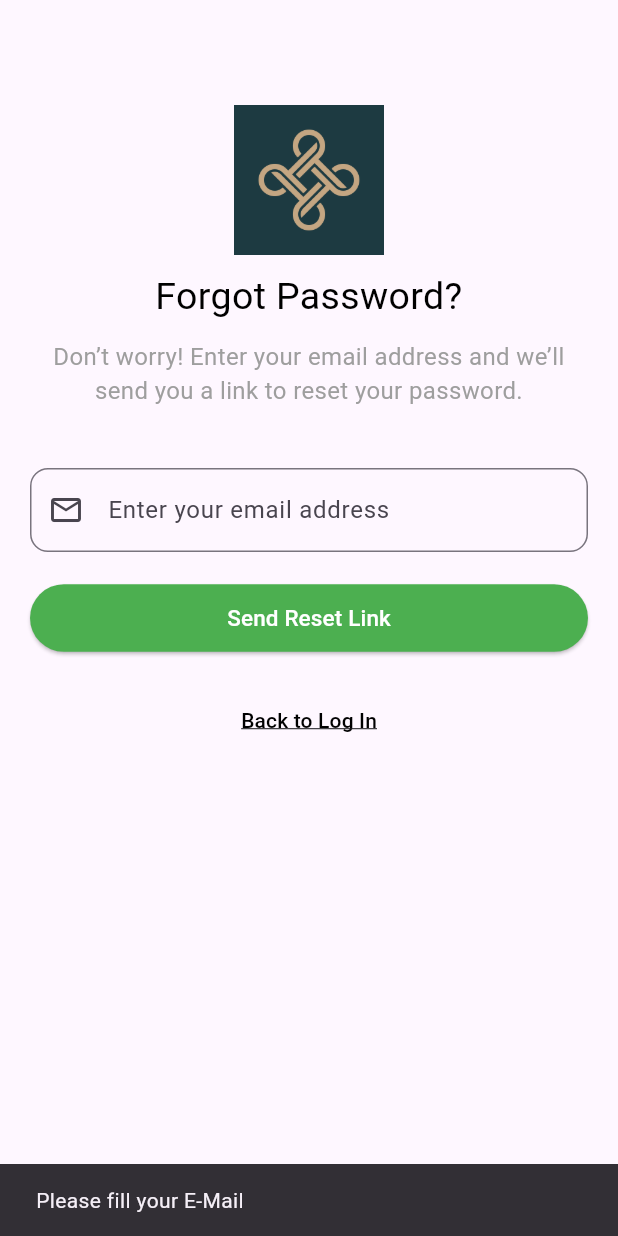
After one commit to Lena-sites/ubulla-hotel-apps, a Flutter app: the ForgotPasswordPage screen opened directly, after a tap on "Send Reset Link", on a phone screen of 412 x 824 dp. The commit adds this screen. Run offline on Flutter 3.47's test engine with Material 3 defaults, Android fonts, the phone set to English and light mode, and no system bars; our stand-ins replace shared_preferences, supabase_flutter; accounts and stored records are empty.

Commit message:
fitur forgot password
Co-authored-by: lv-sites <elvianti.825240128.stu.untar.ac.id>

```diff
--- a/lib/services/auth_service.dart
+++ b/lib/services/auth_service.dart
@@ -1,19 +1,23 @@
 import 'package:supabase_flutter/supabase_flutter.dart';
 
+//all proses authentication diatur ama backend dari supabase
 //Memanggil Google OAuth melalui Supabase
 //Membuka proses login Google
 //Mengarahkan pengguna kembali ke Flutter Web setelah autentikasi (sudah tersetting juga di Supabasenya)
 class AuthService {
   final supabase = Supabase.instance.client;
 
-  Future<void> signInWithGoogle() async {
+  //login dengan google
+  Future<void> loginWithGoogle() async {
     await supabase.auth.signInWithOAuth(
       OAuthProvider.google,
       redirectTo: 'http://localhost:5000',
     );
   }
 
-  Future<AuthResponse> signInWithEmail({
+  //login dengan email (manual)
+  //return value karna hasil login digunakan Flutter untuk melakukan pemeriksaan kondisi sebelum berpindah halaman
+  Future<AuthResponse> loginWithEmail({
     required String email,
     required String password,
   }) async {
@@ -23,7 +27,15 @@ class AuthService {
     );
   }
 
-  //signup manual
+  //signup dengan google
+  Future<void> signUpWithGoogle() async {
+    await supabase.auth.signInWithOAuth(
+      OAuthProvider.google,
+      redirectTo: 'http://localhost:5000',
+    );
+  }
+
+  //signup manual (return value karna datanya mau dipake)
   Future<AuthResponse> signUp({
     required String email,
     required String username,
--- /dev/null
+++ b/lib/ui/screens/forgotpassword.dart
@@ -0,0 +1,143 @@
+import 'package:flutter/material.dart';
+import 'package:supabase_flutter/supabase_flutter.dart';
+
+
+class ForgotPasswordPage extends StatefulWidget{
+  const ForgotPasswordPage({super.key});
+
+  @override
+  State<ForgotPasswordPage> createState()=>_ForgotPasswordPageState();
+}
+
+class _ForgotPasswordPageState extends State<ForgotPasswordPage>{
+  final emailController = TextEditingController();
+
+  bool isLoading = false;
+
+  @override
+  Widget build(BuildContext context){
+    return Scaffold(
+      body: SafeArea(
+        child: SingleChildScrollView(
+          child: Padding(
+            padding: EdgeInsets.only(left: 20, top: 70, right: 20, bottom: 20),
+            child: Column(
+              children: [
+                Image.asset(
+                  'assets/images/logo.png',
+                  width: 100,
+                  height: 100,
+                ),
+                SizedBox(height: 10),
+                Text('Forgot Password?',style: TextStyle(
+                    fontSize: 25,
+                    color: Colors.black,
+                    decoration: TextDecoration.none
+                ),
+                    textAlign: TextAlign.center
+                ),
+                SizedBox(height: 10),
+                Text('Don’t worry! Enter your email address and we’ll send you a link to reset your password.', style: TextStyle(
+                    fontSize: 16,
+                    color: Colors.grey,
+                    decoration: TextDecoration.none
+                ),
+                    textAlign: TextAlign.center
+                ),
+                SizedBox(height: 40),
+
+                //input email
+                TextFormField(
+                  controller: emailController,
+                  keyboardType: TextInputType.emailAddress,
+                  decoration: InputDecoration(
+                      labelText: 'Enter your email address',
+                      prefixIcon: Icon(Icons.email_outlined),
+                      floatingLabelBehavior: FloatingLabelBehavior.auto, //supaya pas pencet field inputnya, textnya jd naik ke atas kiri
+                      border: OutlineInputBorder(borderRadius: BorderRadius.circular(12)),
+                      //kondisi klo fieldnya ditekan, bordernya tetap warna hitam
+                      focusedBorder: OutlineInputBorder(borderRadius: BorderRadius.circular(12),borderSide: BorderSide(color: Colors.black)),
+                      floatingLabelStyle: TextStyle(color: Colors.black) //warna labelTextnya saat floating biar tetap hitam
+                  ),
+                ),
+                SizedBox(height: 20),
+                //tombol untuk mengirimkan link reset password
+                ElevatedButton(
+                    onPressed: isLoading ? null: () async {
+                      if (emailController.text.trim().isEmpty){
+                        ScaffoldMessenger.of(context).showSnackBar(
+                          SnackBar(
+                            content: Text('Please fill your E-Mail'),
+                          )
+                        );
+                        return;
+                      }
+                      setState(() {
+                        isLoading = true;
+                      });
+                      try {
+                        await Supabase.instance.client.auth.resetPasswordForEmail(
+                          emailController.text.trim(),
+                          redirectTo: 'http://localhost:5000',
+                        );
+                        if (!mounted) return;
+
+                        ScaffoldMessenger.of(context).showSnackBar(
+                          SnackBar(
+                            content: Text('If the email is registered, a password reset link will be sent.'),
+                          )
+                        );
+                      } on AuthException catch (e){
+                        if(!mounted) return;
+
+                        ScaffoldMessenger.of(context).showSnackBar(
+                          SnackBar(
+                            content: Text(e.message),
+                          )
+                        );
+                      }catch (e) {
+                        if (!mounted) return;
+
+                        ScaffoldMessenger.of(context).showSnackBar(
+                            SnackBar(
+                              content: Text('An error occurred. Please try again.'),
+                            )
+                        );
+                      } finally{
+                        if(mounted){
+                          setState(() {
+                            isLoading = false;
+                          });
+                        }
+                      }
+                    },
+                    style: ElevatedButton.styleFrom(
+                        backgroundColor: Colors.green,
+                        foregroundColor: Colors.white,
+                        minimumSize: Size(double.infinity, 45) //lebar,tinggi
+                    ),
+                    child: isLoading
+                        ? SizedBox(
+                            width: 20,
+                            height: 20,
+                            child: CircularProgressIndicator(color: Colors.white,strokeWidth: 2),
+                          )
+                        : Text('Send Reset Link', style: TextStyle(fontSize: 15))
+                ),
+                SizedBox(height: 20),
+                //Kembali ke halaman login
+                TextButton(
+                    onPressed: (){
+                      Navigator.pop(context);
+                    },
+                    style: TextButton.styleFrom(overlayColor: Colors.transparent),
+                    child: Text('Back to Log In', style: TextStyle(color: Colors.black, fontSize: 14, decoration: TextDecoration.underline),)
+                )
+              ],
+            ),
+          ),
+        ),
+      ),
+    );
+  }
+}
--- a/lib/ui/screens/login.dart
+++ b/lib/ui/screens/login.dart
@@ -1,5 +1,6 @@
 import 'dart:async';
 import 'package:flutter/material.dart';
+import 'package:hotelapps/ui/screens/forgotpassword.dart';
 import 'package:supabase_flutter/supabase_flutter.dart';
 import 'package:hotelapps/ui/screens/signup.dart';
 import 'package:hotelapps/services/auth_service.dart';
@@ -116,7 +117,7 @@ class _LoginPageState extends State<LoginPage>{
                       }
 
                       try {
-                        await AuthService().signInWithEmail(
+                        await AuthService().loginWithEmail(
                           email: emailController.text.trim(),
                           password: passwordController.text,
                         );
@@ -156,7 +157,7 @@ class _LoginPageState extends State<LoginPage>{
                 ElevatedButton(
                     onPressed: () async{
                       //Google authentication
-                      await AuthService().signInWithGoogle();
+                      await AuthService().loginWithGoogle();
                     },
                     style: ElevatedButton.styleFrom(
                       minimumSize: Size(double.infinity, 50),
@@ -182,6 +183,7 @@ class _LoginPageState extends State<LoginPage>{
                 TextButton(
                     onPressed: (){
                       //arahin ke halaman forgot password
+                      Navigator.push(context, MaterialPageRoute(builder: (context) => const ForgotPasswordPage()));
                     },
                     //supaya ga ada efek2 di pas mau mencet tulisannya
                     style: TextButton.styleFrom(overlayColor: Colors.transparent),
--- a/lib/ui/screens/signup.dart
+++ b/lib/ui/screens/signup.dart
@@ -2,7 +2,6 @@ import 'package:flutter/material.dart';
 import 'package:supabase_flutter/supabase_flutter.dart';
 import 'package:hotelapps/ui/screens/login.dart';
 import 'package:hotelapps/services/auth_service.dart';
-import 'package:hotelapps/ui/screens/home.dart';
 
 class SignupPage extends StatefulWidget{
   const SignupPage({super.key});
@@ -140,6 +139,14 @@ class _SignupPageState extends State<SignupPage>{
 
                       if (!mounted) return;
 
+                      //cek email duplikat
+                      if (response.user != null && (response.user!.identities?.isEmpty ?? false)){
+                        ScaffoldMessenger.of(context).showSnackBar(
+                          SnackBar(content: Text('This email is already registered'))
+                        );
+                        return;
+                      }
+
                       if (response.session != null) {
                         // Jika langsung berhasil login
                         ScaffoldMessenger.of(context).showSnackBar(
@@ -161,12 +168,16 @@ class _SignupPageState extends State<SignupPage>{
 
                         Navigator.pop(context);
                       }
-                    } on AuthException catch (e) {
+                    } on AuthException catch (e) { //error handling ketika email sudah terdaftar
                       if (!mounted) return;
-
                       ScaffoldMessenger.of(context).showSnackBar(
                         SnackBar(
-                          content: Text(e.message),
+                          content: Text( //toLowerCase ini jaga2 aja supaya gak bentrok dengan format yang ditetapin di supabase
+                              e.message.toLowerCase().contains('already registered') ||
+                              e.message.toLowerCase().contains('already been registered')
+                                  ? 'This email is already registered!'
+                                  : e.message,
+                          ),
                         ),
                       );
                     } catch (e) {
@@ -203,17 +214,6 @@ class _SignupPageState extends State<SignupPage>{
                     style: TextStyle(fontSize: 15),
                   ),
                 ),
-                // ElevatedButton(
-                //     onPressed: (){
-                //       //SUBMITT
-                //     },
-                //     style: ElevatedButton.styleFrom(
-                //         backgroundColor: Colors.green,
-                //         foregroundColor: Colors.white,
-                //         minimumSize: Size(double.infinity, 45) //lebar,tinggi
-                //     ),
-                //     child: Text('Create Account',style: TextStyle(fontSize: 15),)
-                // ),
                 SizedBox(height: 25),
                 //DIVIDER untuk OR
                 Row(
@@ -231,7 +231,7 @@ class _SignupPageState extends State<SignupPage>{
                 ElevatedButton(
                     onPressed: () async {
                       //Google authentication
-                      await AuthService().signInWithGoogle();
+                      await AuthService().signUpWithGoogle();
                     },
                     style: ElevatedButton.styleFrom(
                       minimumSize: Size(double.infinity, 50),
@@ -248,7 +248,7 @@ class _SignupPageState extends State<SignupPage>{
                           height: 22,
                         ),
                         SizedBox(width: 12),
-                        Text('Continue with Google', style: TextStyle(fontSize: 15, fontWeight: FontWeight.bold),)
+                        Text('Continue with Google', style: TextStyle(fontSize: 15, fontWeight: FontWeight.bold))
                       ],
                     )
                 ),
```
